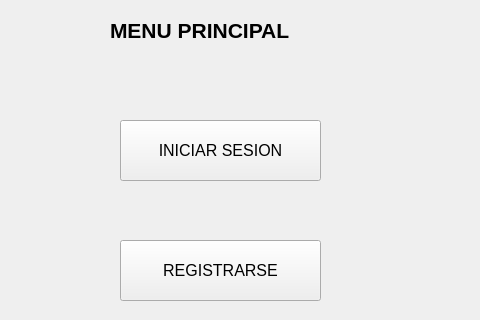
Above: ProyectoFacturacion/menuprincipal.ui from WeaselSSH/Proyecto_Facturacion before the change; both pictures show x 180 to 660 and y 0 to 320 of the 800 by 600 pixel window. Below: the same form after it.
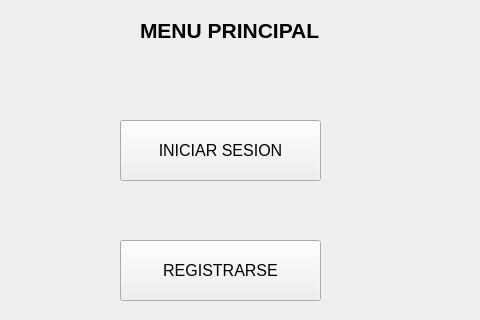
That is the form after the change.

Commit message: Titulo centrado

The edit to the form file:
```diff
--- a/ProyectoFacturacion/menuprincipal.ui
+++ b/ProyectoFacturacion/menuprincipal.ui
@@ -17,7 +17,7 @@
    <widget class="QLabel" name="lblMenuPrincipal">
     <property name="geometry">
      <rect>
-      <x>290</x>
+      <x>320</x>
       <y>10</y>
       <width>231</width>
       <height>41</height>
```
Left out of the diff: 2 changed lines with no effect on the pictures.
